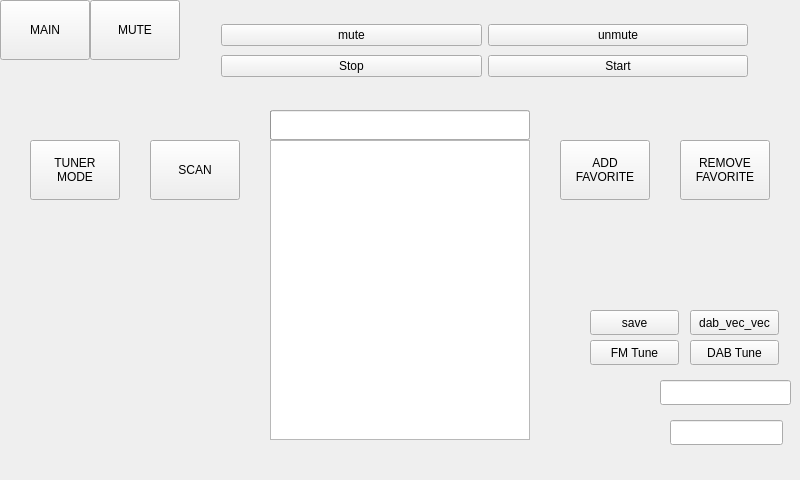
Vitalic66/DAB-FM-sundtek-api, file dialog.ui: the form before one commit.
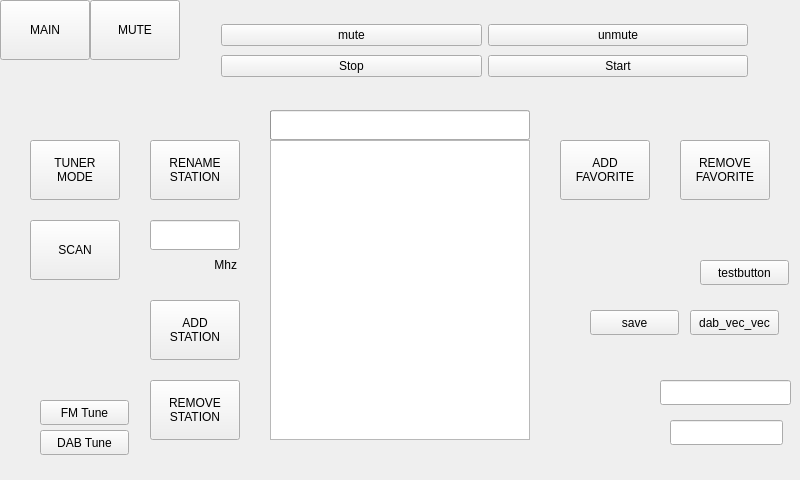
The form after the commit. The open tabs and pages were chosen to show the change.

Commit message: rename add remove fm

What changed in the file:
```diff
--- a/dialog.ui
+++ b/dialog.ui
@@ -301,8 +301,8 @@
     <widget class="QPushButton" name="btnTune">
      <property name="geometry">
       <rect>
-       <x>590</x>
-       <y>340</y>
+       <x>40</x>
+       <y>400</y>
        <width>89</width>
        <height>25</height>
       </rect>
@@ -337,8 +337,8 @@
     <widget class="QPushButton" name="btnDabTune">
      <property name="geometry">
       <rect>
-       <x>690</x>
-       <y>340</y>
+       <x>40</x>
+       <y>430</y>
        <width>89</width>
        <height>25</height>
       </rect>
@@ -364,8 +364,8 @@
     <widget class="QPushButton" name="btnDabScanFreq">
      <property name="geometry">
       <rect>
-       <x>150</x>
-       <y>140</y>
+       <x>30</x>
+       <y>220</y>
        <width>90</width>
        <height>60</height>
       </rect>
@@ -495,7 +495,7 @@
       <string/>
      </property>
     </widget>
-    <widget class="QWidget" name="">
+    <widget class="QWidget" name="layoutWidget">
      <property name="geometry">
       <rect>
        <x>210</x>
@@ -535,6 +535,90 @@
       </item>
      </layout>
     </widget>
+    <widget class="QPushButton" name="btn_testbutton">
+     <property name="geometry">
+      <rect>
+       <x>700</x>
+       <y>260</y>
+       <width>89</width>
+       <height>25</height>
+      </rect>
+     </property>
+     <property name="text">
+      <string>testbutton</string>
+     </property>
+    </widget>
+    <widget class="QPushButton" name="btn_rename_station">
+     <property name="geometry">
+      <rect>
+       <x>150</x>
+       <y>140</y>
+       <width>90</width>
+       <height>60</height>
+      </rect>
+     </property>
+     <property name="text">
+      <string>RENAME
+STATION</string>
+     </property>
+    </widget>
+    <widget class="QLineEdit" name="ln_add_station">
+     <property name="geometry">
+      <rect>
+       <x>150</x>
+       <y>220</y>
+       <width>90</width>
+       <height>30</height>
+      </rect>
+     </property>
+     <property name="alignment">
+      <set>Qt::AlignRight|Qt::AlignTrailing|Qt::AlignVCenter</set>
+     </property>
+    </widget>
+    <widget class="QLabel" name="lbl_mhz">
+     <property name="geometry">
+      <rect>
+       <x>170</x>
+       <y>250</y>
+       <width>67</width>
+       <height>30</height>
+      </rect>
+     </property>
+     <property name="text">
+      <string>Mhz</string>
+     </property>
+     <property name="alignment">
+      <set>Qt::AlignRight|Qt::AlignTrailing|Qt::AlignVCenter</set>
+     </property>
+    </widget>
+    <widget class="QPushButton" name="btn_add">
+     <property name="geometry">
+      <rect>
+       <x>150</x>
+       <y>300</y>
+       <width>90</width>
+       <height>60</height>
+      </rect>
+     </property>
+     <property name="text">
+      <string>ADD
+STATION</string>
+     </property>
+    </widget>
+    <widget class="QPushButton" name="btn_delete">
+     <property name="geometry">
+      <rect>
+       <x>150</x>
+       <y>380</y>
+       <width>90</width>
+       <height>60</height>
+      </rect>
+     </property>
+     <property name="text">
+      <string>REMOVE
+STATION</string>
+     </property>
+    </widget>
    </widget>
   </widget>
  </widget>
```
Left out of the diff: 4 changed lines with no effect on the pictures. The commit also changes 5 other files.
